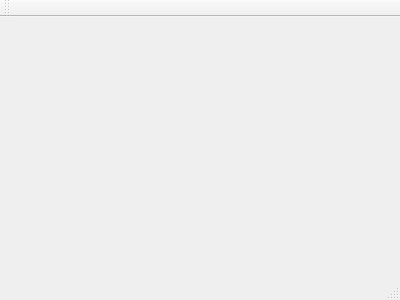
This is startwindow.ui in miyamot0/DataTracker3 as Qt 5 draws it before an edit. The edited form follows.
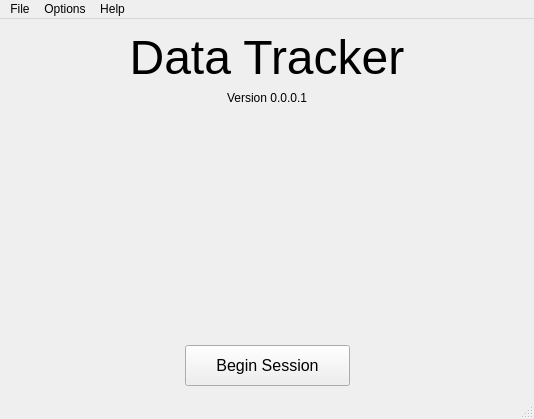
This is the edited form.

The edit to the form file:
```diff
--- a/startwindow.ui
+++ b/startwindow.ui
@@ -1,24 +1,167 @@
 <ui version="4.0">
  <class>StartWindow</class>
- <widget class="QMainWindow" name="StartWindow" >
-  <property name="geometry" >
+ <widget class="QMainWindow" name="StartWindow">
+  <property name="geometry">
    <rect>
     <x>0</x>
     <y>0</y>
-    <width>400</width>
-    <height>300</height>
+    <width>534</width>
+    <height>419</height>
    </rect>
   </property>
   <property name="windowTitle" >
    <string>StartWindow</string>
   </property>
-  <widget class="QMenuBar" name="menuBar" />
-  <widget class="QToolBar" name="mainToolBar" />
-  <widget class="QWidget" name="centralWidget" />
-  <widget class="QStatusBar" name="statusBar" />
+  <widget class="QWidget" name="centralWidget">
+   <layout class="QVBoxLayout" name="verticalLayout_2">
+    <item>
+     <layout class="QVBoxLayout" name="verticalLayout">
+      <item>
+       <widget class="QLabel" name="labelTitle">
+        <property name="text">
+         <string>&lt;html&gt;&lt;head/&gt;&lt;body&gt;&lt;p align=&quot;center&quot;&gt;&lt;span style=&quot; font-size:36pt;&quot;&gt;Data Tracker&lt;/span&gt;&lt;/p&gt;&lt;/body&gt;&lt;/html&gt;</string>
+        </property>
+        <property name="alignment">
+         <set>Qt::AlignCenter</set>
+        </property>
+       </widget>
+      </item>
+      <item>
+       <widget class="QLabel" name="label">
+        <property name="text">
+         <string>&lt;html&gt;&lt;head/&gt;&lt;body&gt;&lt;p align=&quot;center&quot;&gt;Version 0.0.0.1&lt;/p&gt;&lt;/body&gt;&lt;/html&gt;</string>
+        </property>
+       </widget>
+      </item>
+      <item>
+       <spacer name="verticalSpacer">
+        <property name="orientation">
+         <enum>Qt::Vertical</enum>
+        </property>
+        <property name="sizeHint" stdset="0">
+         <size>
+          <width>20</width>
+          <height>40</height>
+         </size>
+        </property>
+       </spacer>
+      </item>
+      <item>
+       <layout class="QHBoxLayout" name="horizontalLayout">
+        <item>
+         <spacer name="horizontalSpacer">
+          <property name="orientation">
+           <enum>Qt::Horizontal</enum>
+          </property>
+          <property name="sizeHint" stdset="0">
+           <size>
+            <width>40</width>
+            <height>20</height>
+           </size>
+          </property>
+         </spacer>
+        </item>
+        <item>
+         <widget class="QPushButton" name="buttonStart">
+          <property name="font">
+           <font>
+            <pointsize>12</pointsize>
+           </font>
+          </property>
+          <property name="styleSheet">
+           <string notr="true">padding: 10 30;</string>
+          </property>
+          <property name="text">
+           <string>Begin Session</string>
+          </property>
+         </widget>
+        </item>
+        <item>
+         <spacer name="horizontalSpacer_2">
+          <property name="orientation">
+           <enum>Qt::Horizontal</enum>
+          </property>
+          <property name="sizeHint" stdset="0">
+           <size>
+            <width>40</width>
+            <height>20</height>
+           </size>
+          </property>
+         </spacer>
+        </item>
+       </layout>
+      </item>
+     </layout>
+    </item>
+   </layout>
+  </widget>
+  <widget class="QMenuBar" name="menuBar">
+   <property name="geometry">
+    <rect>
+     <x>0</x>
+     <y>0</y>
+     <width>534</width>
+     <height>20</height>
+    </rect>
+   </property>
+   <widget class="QMenu" name="menuFile">
+    <property name="title">
+     <string>File</string>
+    </property>
+    <addaction name="actionExit"/>
+   </widget>
+   <widget class="QMenu" name="menuOptions">
+    <property name="title">
+     <string>Options</string>
+    </property>
+    <addaction name="actionCalculate_Reliability"/>
+    <addaction name="actionSettings_2"/>
+   </widget>
+   <widget class="QMenu" name="menuHelp">
+    <property name="title">
+     <string>Help</string>
+    </property>
+    <addaction name="actionContact"/>
+    <addaction name="separator"/>
+    <addaction name="actionAbout"/>
+   </widget>
+   <addaction name="menuFile"/>
+   <addaction name="menuOptions"/>
+   <addaction name="menuHelp"/>
+  </widget>
+  <widget class="QStatusBar" name="statusBar"/>
+  <action name="actionSettings">
+   <property name="text">
+    <string>Settings</string>
+   </property>
+  </action>
+  <action name="actionExit">
+   <property name="text">
+    <string>Exit</string>
+   </property>
+  </action>
+  <action name="actionCalculate_Reliability">
+   <property name="text">
+    <string>Calculate Reliability</string>
+   </property>
+  </action>
+  <action name="actionSettings_2">
+   <property name="text">
+    <string>Settings</string>
+   </property>
+  </action>
+  <action name="actionContact">
+   <property name="text">
+    <string>Contact</string>
+   </property>
+  </action>
+  <action name="actionAbout">
+   <property name="text">
+    <string>About</string>
+   </property>
+  </action>
  </widget>
- <layoutDefault spacing="6" margin="11" />
- <pixmapfunction></pixmapfunction>
+ <layoutdefault spacing="6" margin="11"/>
  <resources/>
  <connections/>
 </ui>
```
Left out of the diff: 3 changed lines with no effect on the pictures.
